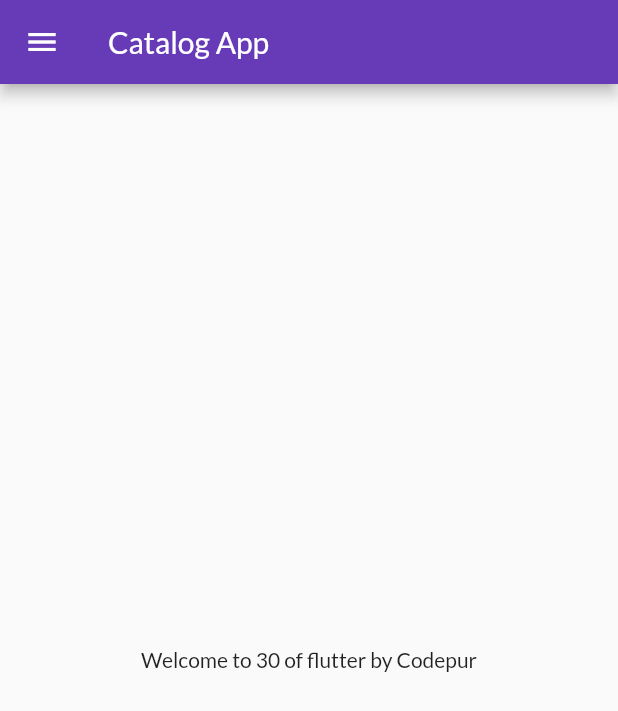
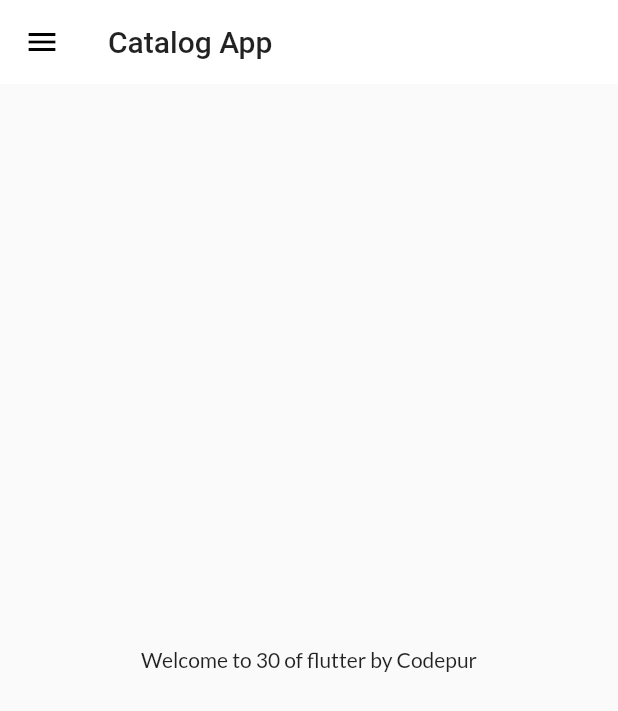
Before and after one commit to mihirian/30DaysOfFlutter, a Flutter app: the screen it shows after launch, on a phone screen of 412 x 824 dp. Shown: the top 711 px of the screen. Run offline on Flutter 3.47's test engine with Material 2 defaults, Android fonts, the phone set to English and light mode, and no system bars; our stand-ins replace google_fonts.

Commit message:
themes extracted

```diff
--- a/lib/main.dart
+++ b/lib/main.dart
@@ -3,6 +3,7 @@ import 'package:google_fonts/google_fonts.dart';
 import 'package:mtechviral/screens/home_page.dart';
 import 'package:mtechviral/screens/login_page.dart';
 import 'package:mtechviral/utils/routes.dart';
+import 'package:mtechviral/widgets/themes.dart';
 
 void main() {
   runApp(MyApp());
@@ -14,14 +15,9 @@ class MyApp extends StatelessWidget {
     bringVegetables(thaila: true);
     return MaterialApp(
       themeMode: ThemeMode.light,
-      theme: ThemeData(
-        primarySwatch: Colors.deepPurple,
-        fontFamily: GoogleFonts.lato().fontFamily,
-      ),
+      theme: Mytheme.lightTheme(context),
       // debugShowCheckedModeBanner: false,
-      darkTheme: ThemeData(
-        brightness: Brightness.light,
-      ),
+      darkTheme: Mytheme.darktheme(context),
       debugShowCheckedModeBanner: false,
       initialRoute: MyRoutes.homeRoute,
       routes: {
--- /dev/null
+++ b/lib/widgets/themes.dart
@@ -0,0 +1,20 @@
+import 'package:flutter/material.dart';
+import 'package:google_fonts/google_fonts.dart';
+
+class Mytheme {
+  static ThemeData lightTheme(BuildContext context) => ThemeData(
+        primarySwatch: Colors.deepPurple,
+        fontFamily: GoogleFonts.lato().fontFamily,
+        appBarTheme: AppBarTheme(
+            color: Colors.white,
+            elevation: 0,
+            iconTheme: IconThemeData(
+              color: Colors.black,
+            ),
+            textTheme: Theme.of(context).textTheme),
+      );
+
+  static ThemeData darktheme(BuildContext context) => ThemeData(
+        brightness: Brightness.dark,
+      );
+}
```
